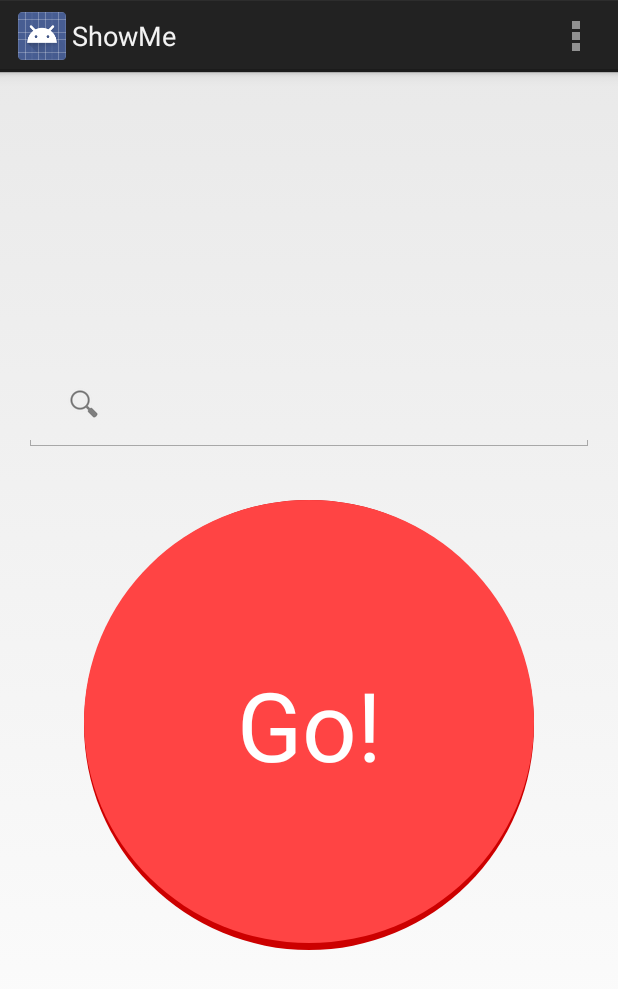
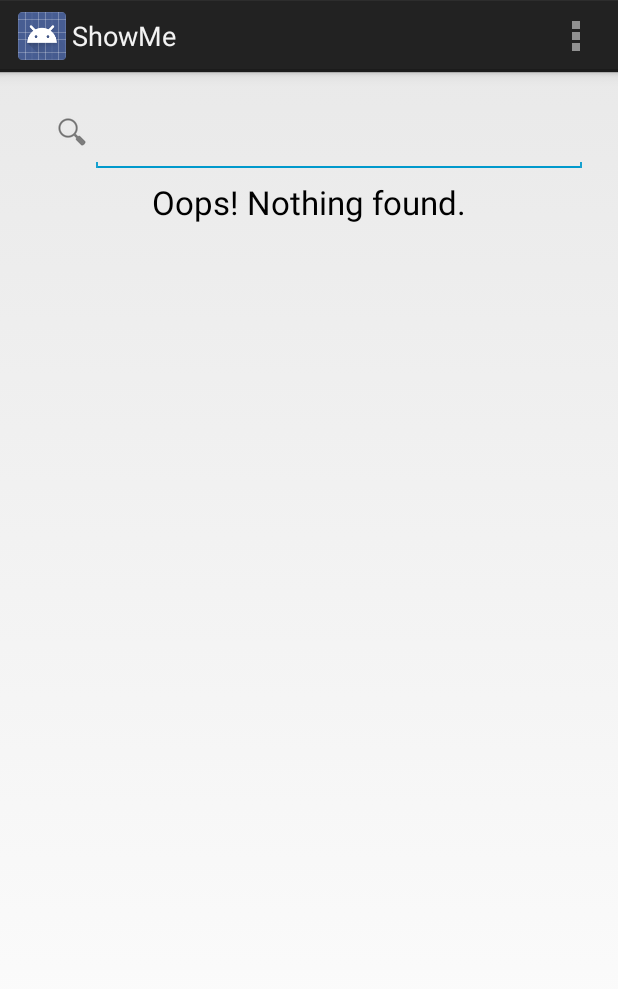
Before and after one commit to imunique-ZJ/ShowMe, an Android app: the SearchableActivity screen opened directly, with no data from a screen before it, on a phone screen of 412 x 824 dp. Shown: the top 989 px of the screen. Run offline under Robolectric (Android 15) with nearby library versions, the phone set to English and light mode, and no system bars.

Commit message:
add search result activity

```diff
--- a/ShowMe/ShowMe/src/main/java/loopz/showme/SearchableActivity.java
+++ b/ShowMe/ShowMe/src/main/java/loopz/showme/SearchableActivity.java
@@ -4,21 +4,23 @@ import android.app.Activity;
 import android.app.SearchManager;
 import android.content.Intent;
 import android.os.Bundle;
+import android.util.Log;
 import android.view.Menu;
+import loopz.showme.adapter.SearchListAdapter;
 
 public class SearchableActivity extends Activity {
+
+    private SearchListAdapter adapter;
 
     @Override
     protected void onCreate(Bundle savedInstanceState) {
         super.onCreate(savedInstanceState);
-        setContentView(R.layout.activity_main);
+        setContentView(R.layout.activity_search_result);
+
+        initView();
 
         // Get the intent, verify the action and get the query
-        Intent intent = getIntent();
-        if (Intent.ACTION_SEARCH.equals(intent.getAction())) {
-            String query = intent.getStringExtra(SearchManager.QUERY);
-//            doMySearch(query);
-        }
+        handleIntent(getIntent());
     }
 
 
@@ -32,7 +34,22 @@ public class SearchableActivity extends Activity {
     @Override
     protected void onNewIntent(Intent intent) {
         setIntent(intent);
-//        handleIntent(intent);
+        handleIntent(intent);
     }
 
+    private void initView() {
+        adapter = new SearchListAdapter(this);
+    }
+
+    private void handleIntent(Intent intent) {
+        if (Intent.ACTION_SEARCH.equals(intent.getAction())) {
+            String query = intent.getStringExtra(SearchManager.QUERY);
+            Log.d("loopz", "query= " + query);
+            doSearch(query);
+        }
+    }
+
+    private void doSearch(String query) {
+        // call async task to do search
+    }
 }
--- a/ShowMe/ShowMe/src/main/res/layout/activity_main.xml
+++ b/ShowMe/ShowMe/src/main/res/layout/activity_main.xml
@@ -1,4 +1,4 @@
-<RelativeLayout xmlns:android="http://schemas.android.com/apk/res/android"
+<LinearLayout xmlns:android="http://schemas.android.com/apk/res/android"
     xmlns:tools="http://schemas.android.com/tools"
     android:layout_width="match_parent"
     android:layout_height="match_parent"
@@ -7,28 +7,28 @@
     android:paddingTop="@dimen/activity_vertical_margin"
     android:paddingBottom="@dimen/activity_vertical_margin"
     tools:context=".MainActivity"
-    android:gravity="center">
+    android:gravity="center"
+    android:orientation="vertical">
 
     <SearchView
             android:id="@+id/searchBar"
             android:layout_height="wrap_content"
-            android:layout_width="match_parent"
-            style="@android:style/Widget.Holo.Light.EditText"/>
+            android:layout_width="300dp"
+            android:gravity="center_horizontal"
+            android:iconifiedByDefault="false" />
 
     <Space
             android:id="@+id/space1"
             android:layout_width="match_parent"
-            android:layout_height="32dp"
-            android:layout_below="@+id/searchBar" android:layout_alignLeft="@+id/searchBar"
-            android:layout_marginLeft="22dp"/>
+            android:layout_height="32dp"/>
+
     <Button
-            android:layout_below="@id/space1"
-            android:layout_height="300dp"
-            android:layout_width="300dp"
+            android:id="@+id/searchBtn"
+            android:layout_height="250dp"
+            android:layout_width="250dp"
             android:background="@drawable/btn_search"
-            android:layout_centerInParent="true"
             android:text="@string/search"
             android:textAppearance="@style/SuperLargeText"
             android:textColor="@android:color/white" />
 
-</RelativeLayout>
+</LinearLayout>
--- /dev/null
+++ b/ShowMe/ShowMe/src/main/res/layout/activity_search_result.xml
@@ -0,0 +1,40 @@
+<RelativeLayout xmlns:android="http://schemas.android.com/apk/res/android"
+    xmlns:tools="http://schemas.android.com/tools"
+    android:layout_width="match_parent"
+    android:layout_height="match_parent"
+    android:paddingLeft="@dimen/activity_horizontal_margin"
+    android:paddingRight="@dimen/activity_horizontal_margin"
+    android:paddingTop="@dimen/activity_vertical_margin"
+    android:paddingBottom="@dimen/activity_vertical_margin"
+    tools:context=".SearchableActivity"
+    android:gravity="center">
+
+    <SearchView
+            android:id="@+id/searchBar"
+            android:layout_height="wrap_content"
+            android:layout_width="match_parent"
+            android:iconifiedByDefault="false" />
+
+    <Space
+            android:id="@+id/space1"
+            android:layout_width="match_parent"
+            android:layout_height="8dp"
+            android:layout_below="@+id/searchBar" android:layout_alignLeft="@+id/searchBar"
+            android:layout_marginLeft="22dp"/>
+
+    <TextView
+            android:layout_below="@id/space1"
+            android:id="@+id/empty_list"
+            android:layout_height="match_parent"
+            android:layout_width="match_parent"
+            android:text="@string/no_result"
+            android:gravity="center_horizontal"
+            style="@android:style/TextAppearance.Holo.Large" />
+
+    <ListView
+            android:layout_below="@id/empty_list"
+            android:id="@+id/search_result_list"
+            android:layout_height="match_parent"
+            android:layout_width="match_parent" />
+
+</RelativeLayout>
--- a/ShowMe/ShowMe/src/main/res/values/strings.xml
+++ b/ShowMe/ShowMe/src/main/res/values/strings.xml
@@ -7,5 +7,6 @@
 
     <string name="search">Go!</string>
     <string name="search_hint" >Search Items</string>
+    <string name="no_result">Oops! Nothing found.</string>
 
 </resources>
```
Also changed, not shown: ShowMe/ShowMe/src/main/java/loopz/showme/MainActivity.java (+42 -1 lines), ShowMe/ShowMe/src/main/java/loopz/showme/adapter/SearchListAdapter.java (added, +74 -0 lines), ShowMe/ShowMe/src/main/java/loopz/showme/bean/Grocery.java (added, +45 -0 lines), ShowMe/ShowMe/src/main/res/layout/list_search_result.xml (added, +42 -0 lines).
